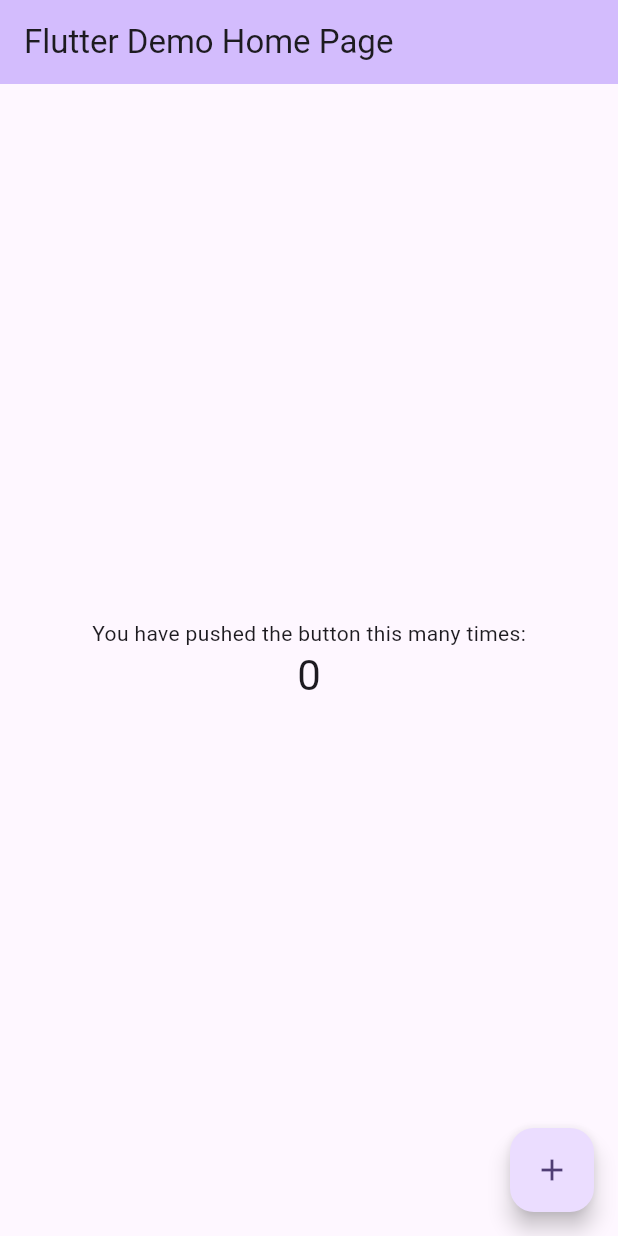
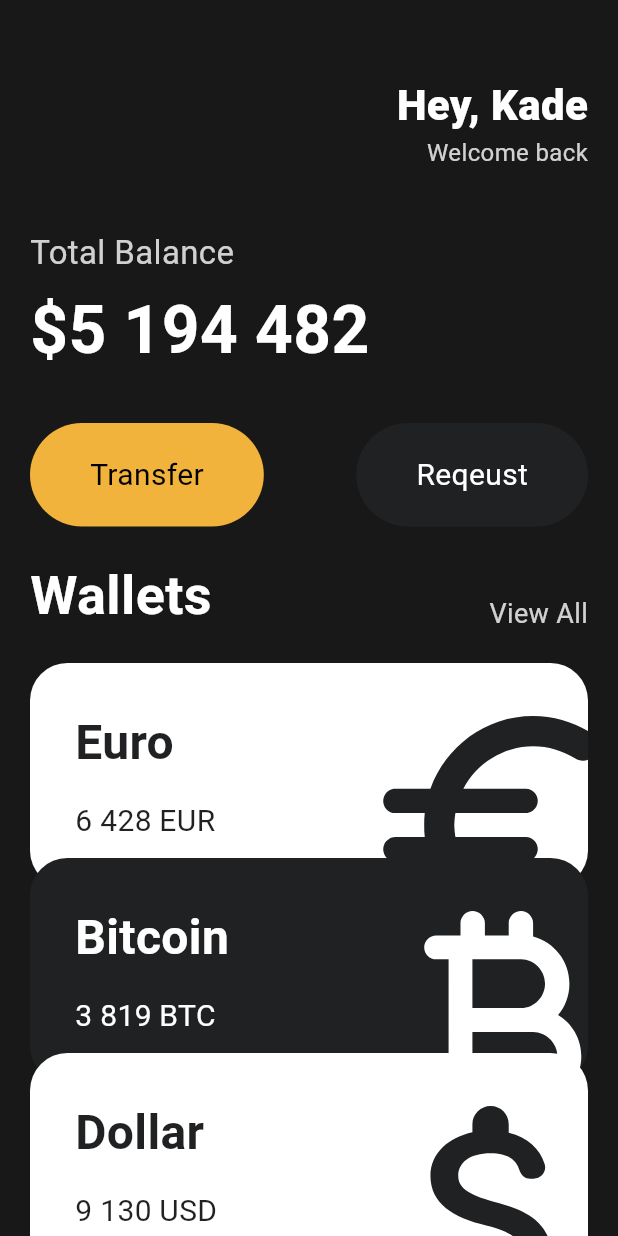
Before and after one commit to Kade-Jeon/flutter_1st, a Flutter app: the screen it shows after launch, on a phone screen of 412 x 824 dp. Run offline on Flutter 3.47's test engine with Material 3 defaults, Android fonts, the phone set to English and light mode, and no system bars.

Commit message:
첫 번째 과제 완료

```diff
--- a/analysis_options.yaml
+++ b/analysis_options.yaml
@@ -21,8 +21,8 @@ linter:
   # `// ignore_for_file: name_of_lint` syntax on the line or in the file
   # producing the lint.
   rules:
+    prefer_const_constructors: true
     # avoid_print: false  # Uncomment to disable the `avoid_print` rule
     # prefer_single_quotes: true  # Uncomment to enable the `prefer_single_quotes` rule
-
 # Additional information about this file can be found at
 # https://dart.dev/guides/language/analysis-options
--- /dev/null
+++ b/lib/data/apiData.dart
@@ -0,0 +1,25 @@
+import 'package:flutter/material.dart';
+
+const apiData = [
+  {
+    "name": "Euro",
+    "code": "EUR",
+    "amount": "6 428",
+  },
+  {
+    "name": "Bitcoin",
+    "code": "BTC",
+    "amount": "3 819",
+  },
+  {
+    "name": "Dollar",
+    "code": "USD",
+    "amount": "9 130",
+  },
+];
+
+final Map<String, IconData> iconMap = {
+  'EUR': Icons.euro_rounded,
+  'BTC': Icons.currency_bitcoin_rounded,
+  'USD': Icons.attach_money_rounded,
+};
--- a/lib/main.dart
+++ b/lib/main.dart
@@ -1,125 +1,139 @@
 import 'package:flutter/material.dart';
+import 'package:flutter_toonflix/widgets/button.dart';
+import 'package:flutter_toonflix/widgets/currency_card.dart';
+import './data/apiData.dart';
+
+const data = apiData;
+var iconDatas = iconMap;
 
 void main() {
-  runApp(const MyApp());
+  runApp(const App());
 }
 
-class MyApp extends StatelessWidget {
-  const MyApp({super.key});
+class App extends StatelessWidget {
+  const App({super.key});
 
-  // This widget is the root of your application.
   @override
   Widget build(BuildContext context) {
     return MaterialApp(
-      title: 'Flutter Demo',
-      theme: ThemeData(
-        // This is the theme of your application.
-        //
-        // TRY THIS: Try running your application with "flutter run". You'll see
-        // the application has a purple toolbar. Then, without quitting the app,
-        // try changing the seedColor in the colorScheme below to Colors.green
-        // and then invoke "hot reload" (save your changes or press the "hot
-        // reload" button in a Flutter-supported IDE, or press "r" if you used
-        // the command line to start the app).
-        //
-        // Notice that the counter didn't reset back to zero; the application
-        // state is not lost during the reload. To reset the state, use hot
-        // restart instead.
-        //
-        // This works for code too, not just values: Most code changes can be
-        // tested with just a hot reload.
-        colorScheme: ColorScheme.fromSeed(seedColor: Colors.deepPurple),
-        useMaterial3: true,
+      home: Scaffold(
+        backgroundColor: const Color(0xFF181818),
+        body: SingleChildScrollView(
+          child: Padding(
+            padding: const EdgeInsets.symmetric(
+              horizontal: 20,
             ),
-      home: const MyHomePage(title: 'Flutter Demo Home Page'),
-    );
-  }
-}
-
-class MyHomePage extends StatefulWidget {
-  const MyHomePage({super.key, required this.title});
-
-  // This widget is the home page of your application. It is stateful, meaning
-  // that it has a State object (defined below) that contains fields that affect
-  // how it looks.
-
-  // This class is the configuration for the state. It holds the values (in this
-  // case the title) provided by the parent (in this case the App widget) and
-  // used by the build method of the State. Fields in a Widget subclass are
-  // always marked "final".
-
-  final String title;
-
-  @override
-  State<MyHomePage> createState() => _MyHomePageState();
-}
-
-class _MyHomePageState extends State<MyHomePage> {
-  int _counter = 0;
-
-  void _incrementCounter() {
-    setState(() {
-      // This call to setState tells the Flutter framework that something has
-      // changed in this State, which causes it to rerun the build method below
-      // so that the display can reflect the updated values. If we changed
-      // _counter without calling setState(), then the build method would not be
-      // called again, and so nothing would appear to happen.
-      _counter++;
-    });
-  }
-
-  @override
-  Widget build(BuildContext context) {
-    // This method is rerun every time setState is called, for instance as done
-    // by the _incrementCounter method above.
-    //
-    // The Flutter framework has been optimized to make rerunning build methods
-    // fast, so that you can just rebuild anything that needs updating rather
-    // than having to individually change instances of widgets.
-    return Scaffold(
-      appBar: AppBar(
-        // TRY THIS: Try changing the color here to a specific color (to
-        // Colors.amber, perhaps?) and trigger a hot reload to see the AppBar
-        // change color while the other colors stay the same.
-        backgroundColor: Theme.of(context).colorScheme.inversePrimary,
-        // Here we take the value from the MyHomePage object that was created by
-        // the App.build method, and use it to set our appbar title.
-        title: Text(widget.title),
+            child: Column(
+              crossAxisAlignment: CrossAxisAlignment.start,
+              children: <Widget>[
+                const SizedBox(
+                  height: 50,
                 ),
-      body: Center(
-        // Center is a layout widget. It takes a single child and positions it
-        // in the middle of the parent.
-        child: Column(
-          // Column is also a layout widget. It takes a list of children and
-          // arranges them vertically. By default, it sizes itself to fit its
-          // children horizontally, and tries to be as tall as its parent.
-          //
-          // Column has various properties to control how it sizes itself and
-          // how it positions its children. Here we use mainAxisAlignment to
-          // center the children vertically; the main axis here is the vertical
-          // axis because Columns are vertical (the cross axis would be
-          // horizontal).
-          //
-          // TRY THIS: Invoke "debug painting" (choose the "Toggle Debug Paint"
-          // action in the IDE, or press "p" in the console), to see the
-          // wireframe for each widget.
-          mainAxisAlignment: MainAxisAlignment.center,
+                Row(
+                  mainAxisAlignment: MainAxisAlignment.end,
                   children: <Widget>[
-            const Text(
-              'You have pushed the button this many times:',
+                    Column(
+                      crossAxisAlignment: CrossAxisAlignment.end,
+                      children: <Widget>[
+                        const Text('Hey, Kade',
+                            style: TextStyle(
+                              color: Colors.white,
+                              fontSize: 28,
+                              fontWeight: FontWeight.w800,
+                            )),
+                        Text('Welcome back',
+                            style: TextStyle(
+                              color: Colors.white.withOpacity(0.8),
+                              fontSize: 16,
+                            )),
+                      ],
+                    ),
+                  ],
+                ),
+                const SizedBox(
+                  height: 40,
                 ),
                 Text(
-              '$_counter',
-              style: Theme.of(context).textTheme.headlineMedium,
+                  'Total Balance',
+                  style: TextStyle(
+                    fontSize: 22,
+                    color: Colors.white.withOpacity(0.8),
+                  ),
+                ),
+                const SizedBox(
+                  height: 5,
+                ),
+                const Text(
+                  '\$5 194 482',
+                  style: TextStyle(
+                    fontSize: 44,
+                    color: Colors.white,
+                    fontWeight: FontWeight.w600,
+                  ),
+                ),
+                const SizedBox(
+                  height: 30,
+                ),
+                const Row(
+                  mainAxisAlignment: MainAxisAlignment.spaceBetween,
+                  children: <Widget>[
+                    Button(
+                      backgroundColor: Color(0xFFF1B33B),
+                      text: 'Transfer',
+                      textColor: Colors.black,
+                    ),
+                    Button(
+                      backgroundColor: Color(0xFF1F2123),
+                      text: 'Reqeust',
+                      textColor: Colors.white,
+                    ),
+                  ],
+                ),
+                const SizedBox(
+                  height: 20,
+                ),
+                Row(
+                  crossAxisAlignment: CrossAxisAlignment.end,
+                  mainAxisAlignment: MainAxisAlignment.spaceBetween,
+                  children: [
+                    const Text(
+                      'Wallets',
+                      style: TextStyle(
+                        color: Colors.white,
+                        fontSize: 36,
+                        fontWeight: FontWeight.w600,
+                      ),
+                    ),
+                    Text(
+                      'View All',
+                      style: TextStyle(
+                        color: Colors.white.withOpacity(0.8),
+                        fontSize: 18,
+                      ),
+                    ),
+                  ],
+                ),
+                const SizedBox(
+                  height: 20,
+                ),
+                Column(
+                  children: [
+                    for (int i = 0; i < apiData.length; i++)
+                      CurrencyCard(
+                        amount: apiData[i]['amount'] ?? '0',
+                        name: apiData[i]['name'] ?? 'none',
+                        code: apiData[i]['code'] ?? 'none',
+                        icon: iconDatas[apiData[i]['code']] ?? Icons.help,
+                        isInverted: i % 2 == 0 ? true : false,
+                        offset: Offset(0, i * -20),
+                      )
+                  ],
                 ),
               ],
             ),
           ),
-      floatingActionButton: FloatingActionButton(
-        onPressed: _incrementCounter,
-        tooltip: 'Increment',
-        child: const Icon(Icons.add),
-      ), // This trailing comma makes auto-formatting nicer for build methods.
+        ),
+      ),
     );
   }
 }
--- /dev/null
+++ b/lib/widgets/button.dart
@@ -0,0 +1,37 @@
+import 'package:flutter/material.dart';
+
+class Button extends StatelessWidget {
+  final String text;
+  final Color backgroundColor;
+  final Color textColor;
+
+  const Button({
+    super.key,
+    required this.backgroundColor,
+    required this.text,
+    required this.textColor,
+  });
+
+  @override
+  Widget build(BuildContext context) {
+    return Container(
+      decoration: BoxDecoration(
+        color: backgroundColor,
+        borderRadius: BorderRadius.circular(45),
+      ),
+      child: Padding(
+        padding: const EdgeInsets.symmetric(
+          horizontal: 40,
+          vertical: 20,
+        ),
+        child: Text(
+          text,
+          style: TextStyle(
+            fontSize: 20,
+            color: textColor,
+          ),
+        ),
+      ),
+    );
+  }
+}
--- /dev/null
+++ b/lib/widgets/currency_card.dart
@@ -0,0 +1,91 @@
+import 'package:flutter/material.dart';
+
+class CurrencyCard extends StatelessWidget {
+  final String name;
+  final String amount;
+  final String code;
+  final IconData icon;
+  final bool isInverted;
+  final Offset offset;
+  final Color _black = const Color(0xFF1F2123);
+  final Color _white = Colors.white;
+
+  const CurrencyCard(
+      {super.key,
+      required this.name,
+      required this.amount,
+      required this.code,
+      required this.icon,
+      required this.isInverted,
+      required this.offset});
+
+  @override
+  Widget build(BuildContext context) {
+    return Transform.translate(
+      offset: offset,
+      child: Container(
+        clipBehavior: Clip.hardEdge,
+        decoration: BoxDecoration(
+          color: isInverted ? _white : _black,
+          borderRadius: BorderRadius.circular(25),
+        ),
+        child: Padding(
+          padding: const EdgeInsets.all(30),
+          child: Row(
+            mainAxisAlignment: MainAxisAlignment.spaceBetween,
+            children: [
+              Column(
+                crossAxisAlignment: CrossAxisAlignment.start,
+                children: [
+                  Text(
+                    name,
+                    style: TextStyle(
+                      color: isInverted ? _black : _white,
+                      fontSize: 32,
+                      fontWeight: FontWeight.w600,
+                    ),
+                  ),
+                  const SizedBox(
+                    height: 15,
+                  ),
+                  Row(
+                    children: [
+                      Text(
+                        amount,
+                        style: TextStyle(
+                          color: isInverted ? _black : _white,
+                          fontSize: 20,
+                        ),
+                      ),
+                      const SizedBox(
+                        width: 5,
+                      ),
+                      Text(
+                        code,
+                        style: TextStyle(
+                          color: isInverted ? _black : _white,
+                          fontSize: 20,
+                        ),
+                      ),
+                    ],
+                  ),
+                ],
+              ),
+              Transform.scale(
+                scale: 2.2,
+                child: Transform.translate(
+                  offset: const Offset(6, 15),
+                  child: Icon(
+                    icon,
+                    color: isInverted ? _black : _white,
+                    size: 88,
+                  ),
+                ),
+              ),
+            ],
+          ),
+        ),
+      ),
+    );
+  }
+}
```
Lines whose indentation alone changed are shown as unchanged.
